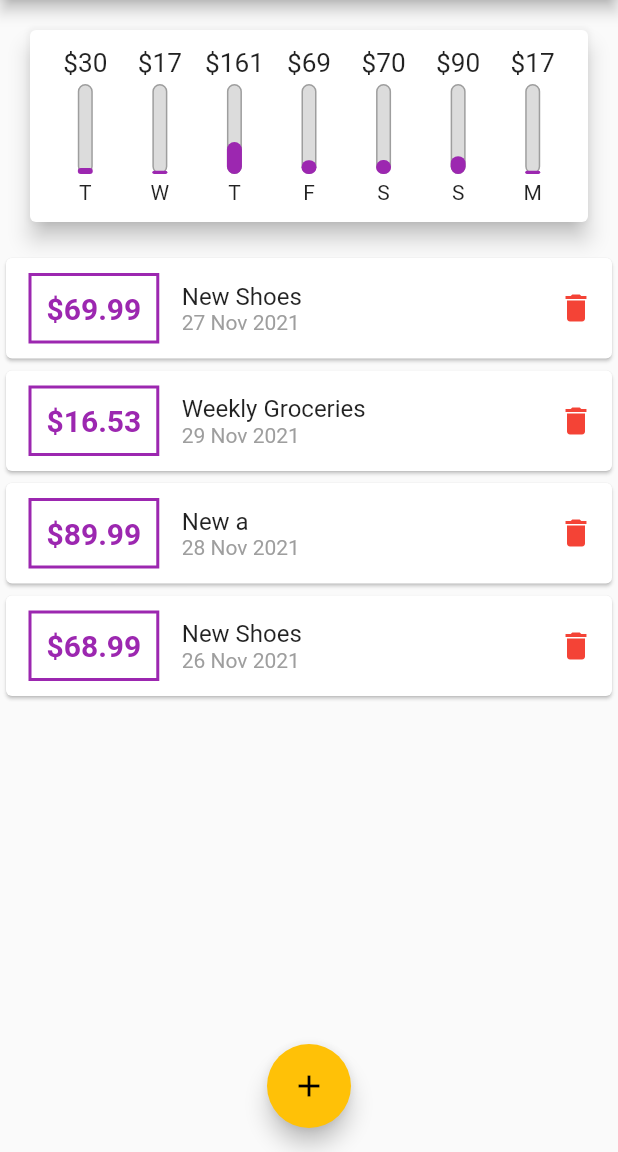
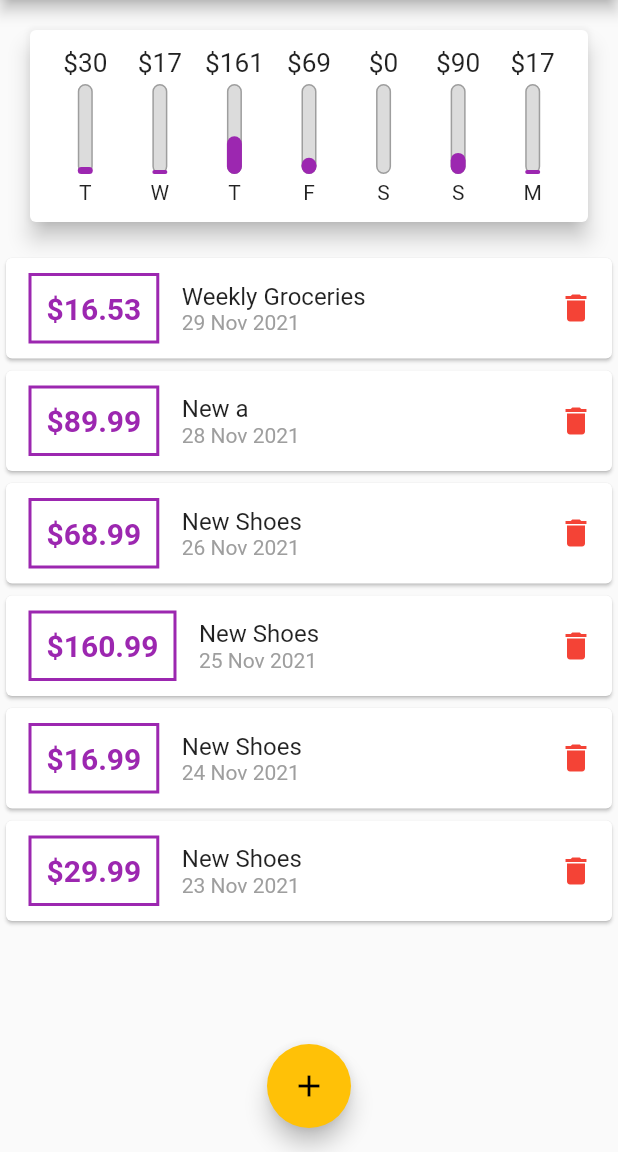
Before and after one commit to LodewykRoux/personal_Expenses, a Flutter app: the screen it shows after launch, after a tap on the "delete" icon, on a phone screen of 412 x 824 dp, the part 84-1236 px from its top. Run offline on Flutter 3.47's test engine with Material 2 defaults, Android fonts, the phone set to English and light mode, and no system bars.

```diff
--- a/lib/main.dart
+++ b/lib/main.dart
@@ -120,6 +120,12 @@ class _MyHomePageState extends State<MyHomePage> {
     );
   }
 
+  void _deleteTransaction(String id) {
+    setState(() {
+      _userTransactions.removeWhere((element) => element.id == id);
+    });
+  }
+
   @override
   Widget build(BuildContext context) {
     return Scaffold(
@@ -141,6 +147,7 @@ class _MyHomePageState extends State<MyHomePage> {
             ),
             TransactionList(
               transactions: _userTransactions,
+              deleteTransaction: _deleteTransaction,
             ),
           ],
         ),
--- a/lib/widgets/transaction_list.dart
+++ b/lib/widgets/transaction_list.dart
@@ -4,7 +4,9 @@ import 'package:personal_expenses/models/transaction.dart';
 
 class TransactionList extends StatelessWidget {
   final List<Transaction> transactions;
-  const TransactionList({Key? key, required this.transactions})
+  final Function deleteTransaction;
+  const TransactionList(
+      {Key? key, required this.transactions, required this.deleteTransaction})
       : super(key: key);
 
   @override
@@ -20,7 +22,7 @@ class TransactionList extends StatelessWidget {
             ],
           )
         : SizedBox(
-            height: 300,
+            height: 550,
             child: ListView.builder(
               itemBuilder: (context, index) {
                 return Card(
@@ -68,8 +70,9 @@ class TransactionList extends StatelessWidget {
                         child: Align(
                           alignment: Alignment.centerRight,
                           child: IconButton(
-                              onPressed: () {},
-                              icon: Icon(
+                              onPressed: () =>
+                                  deleteTransaction(transactions[index].id),
+                              icon: const Icon(
                                 Icons.delete,
                                 color: Colors.red,
                               )),
```
